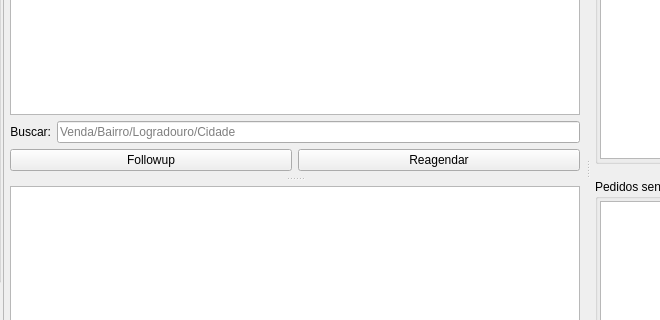
Qt form ui/widgetlogisticaagendarentrega.ui (darktorres/ERP-STACCATO) before a commit; both pictures show x 147 to 807 and y 147 to 467 of the 1166 by 629 pixel window.
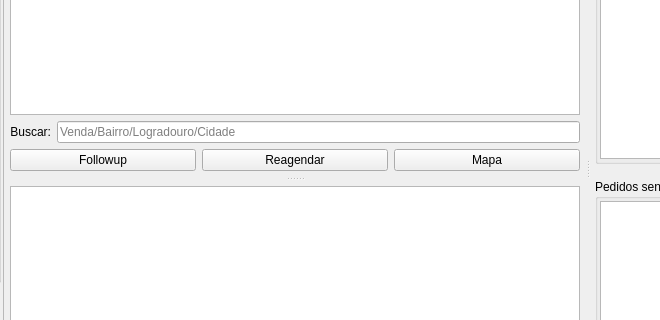
The same form after that commit. Custom widgets are drawn as their Qt base class.

Commit message: Mapa de pedidos

The edit to the form file:
```diff
--- a/ui/widgetlogisticaagendarentrega.ui
+++ b/ui/widgetlogisticaagendarentrega.ui
@@ -486,6 +486,13 @@
             </property>
            </widget>
           </item>
+          <item>
+           <widget class="QPushButton" name="pushButtonMapa">
+            <property name="text">
+             <string>Mapa</string>
+            </property>
+           </widget>
+          </item>
          </layout>
         </item>
        </layout>
```
Left out of the diff: 2 changed lines with no effect on the pictures. The commit also changes 8 other files.
